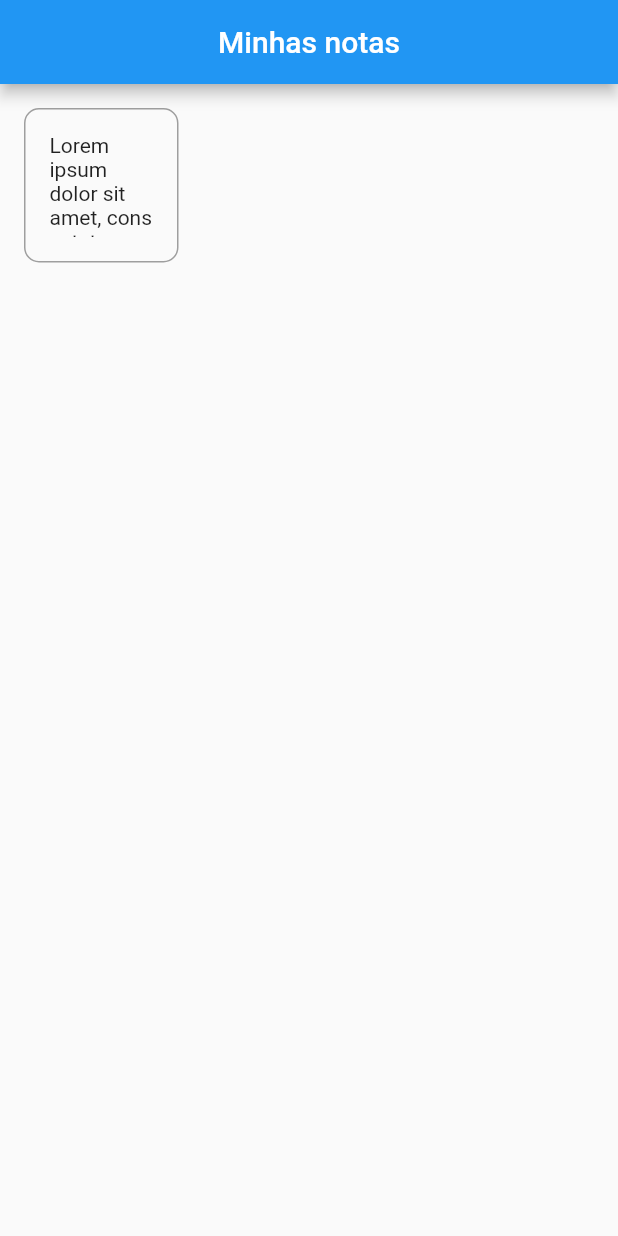
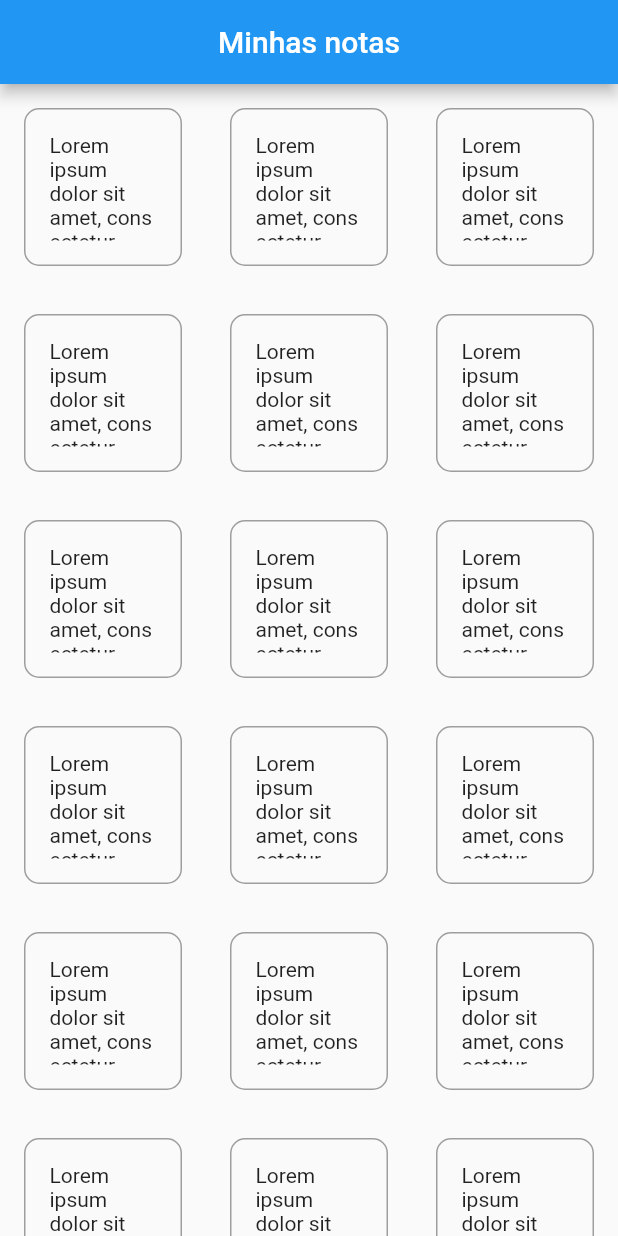
Before and after one commit to MatheusMassula/note_app, a Flutter app: the screen it shows after launch, on a phone screen of 412 x 824 dp. Run offline on Flutter 3.47's test engine with Material 2 defaults, Android fonts, the phone set to English and light mode, and no system bars.

Commit message:
adicionando visualisação em grade para página inicial

```diff
--- a/lib/pages/home.dart
+++ b/lib/pages/home.dart
@@ -9,7 +9,12 @@ class Home extends StatelessWidget {
         title: Text('Minhas notas'),
         centerTitle: true,
       ),
-      body: NotePreview(noteText: 'Lorem ipsum dolor sit amet, consectetur adipiscing elit. Morbi et porttitor ligula. Aliquam erat volutpat. Suspendisse eget aliquet eros. Donec commodo pharetra tellus, condimentum egestas velit sodales sed. Donec facilisis sem quis dapibus vulputate. Quisque iaculis viverra lacinia. Morbi dapibus lorem orci, sit amet vestibulum est vestibulum eget. Cras dictum ultrices vehicula. Mauris elementum non neque molestie euismod. Mauris at orci vel sapien feugiat ultricies. Curabitur sagittis pellentesque est, ac consectetur nunc hendrerit ac. Quisque ullamcorper enim odio, eu luctus libero ultricies sed. Cras a sollicitudin turpis, ut aliquet velit. Donec ut auctor nisl.'),
+      body: GridView.count(
+        crossAxisCount: 3,
+        children: List.generate(100, (index) {
+          return NotePreview(noteText: 'Lorem ipsum dolor sit amet, consectetur adipiscing elit.');
+        }),
+      ),
     );
   }
 }
```
